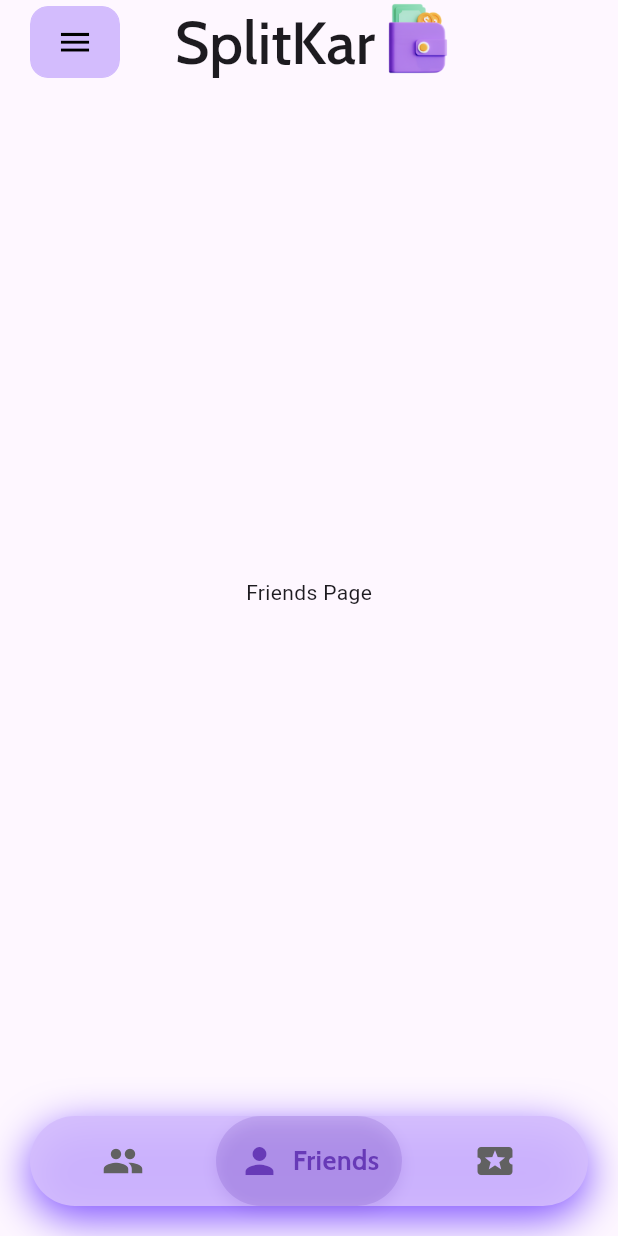
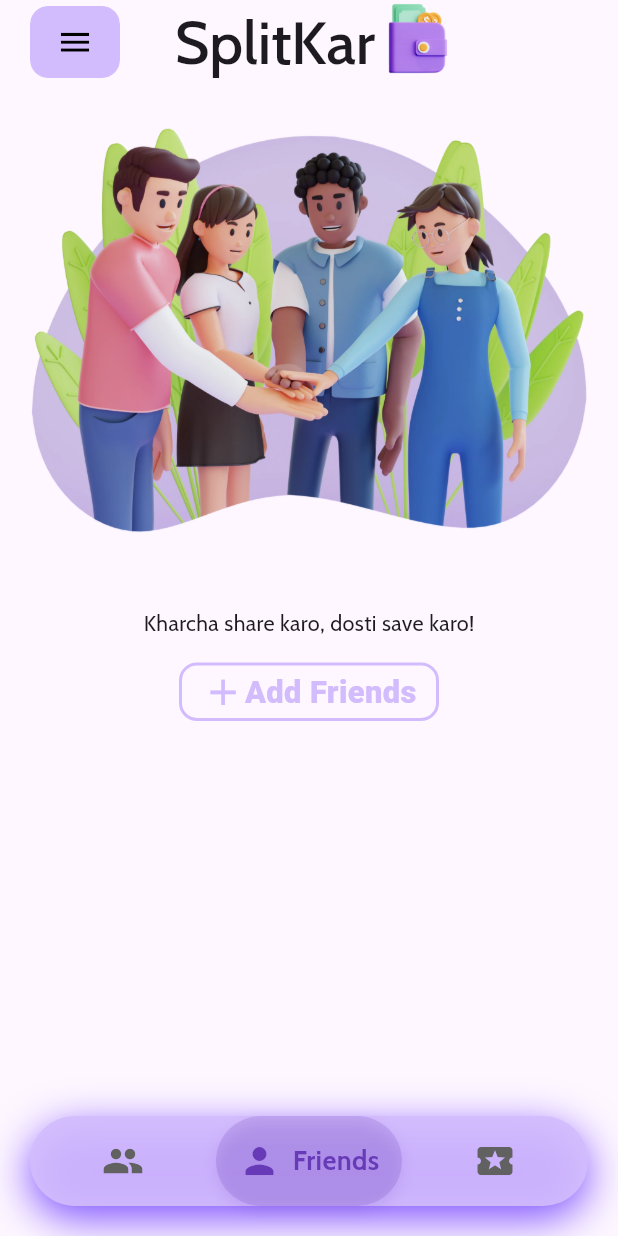
Before and after one commit to NISHANTTMAURYA/SplitKar, a Flutter app: the screen it shows after launch, on a phone screen of 412 x 824 dp. Run offline on Flutter 3.47's test engine with Material 3 defaults, Android fonts, the phone set to English and light mode, and no system bars; our stand-ins replace google_fonts.

Commit message:
home shifted to freinds

```diff
--- a/skapp/lib/pages/freinds.dart
+++ b/skapp/lib/pages/freinds.dart
@@ -1,10 +1,93 @@
 import 'package:flutter/material.dart';
-
+import 'package:google_fonts/google_fonts.dart';
 class FreindsPage extends StatelessWidget {
   const FreindsPage({super.key});
 
   @override
   Widget build(BuildContext context) {
-    return Center(child: Text('Friends Page'));
+    final double height = MediaQuery.of(context).size.height;
+    final double width = MediaQuery.of(context).size.width;
+
+    final appBarWidth = MediaQuery.of(context).size.width;
+    final double baseSize = width < height ? width : height;
+    final Color barColor = Theme.of(
+      context,
+    ).colorScheme.surface.withOpacity(0.95);
+    final Color accentColor = Theme.of(context).colorScheme.inversePrimary;
+    final Color iconColor = Colors.grey[600]!;
+    final Color selectedColor = Colors.blueAccent;
+    return Scaffold(
+      body: SingleChildScrollView(
+        child: Column(
+          mainAxisAlignment: MainAxisAlignment.start,
+          children: <Widget>[
+
+            Center(
+              child: Image.asset(
+                'assets/images/freinds.png',
+                width: width * 0.9,
+                height: height * 0.4,
+              ),
+            ),
+            SizedBox(height: 20),
+            Center(
+              child: Column(
+                children: [
+                  Text(
+                    'Kharcha share karo, dosti save karo!',
+                    style: GoogleFonts.cabin(fontSize: baseSize * 0.035),
+                  ),
+                  SizedBox(height: 15),
+                  Material(
+                    color: Colors.transparent,
+                    shape: RoundedRectangleBorder(
+                      borderRadius: BorderRadius.circular(12),
+                      side: BorderSide(
+                        color: Theme.of(context).colorScheme.inversePrimary,
+                        width: 2,
+                      ),
+                    ),
+                    child: InkWell(
+                      borderRadius: BorderRadius.circular(12),
+                      splashColor: Colors.deepPurple.withOpacity(0.3),
+                      highlightColor: Colors.deepPurple.withOpacity(0.1),
+                      onTap: () {},
+                      child: Padding(
+                        padding: const EdgeInsets.fromLTRB(15, 5, 15, 5),
+                        child: Row(
+                          mainAxisAlignment: MainAxisAlignment.center,
+                          mainAxisSize: MainAxisSize.min,
+                          children: [
+                            Icon(
+                              Icons.add,
+                              size: baseSize * 0.07,
+                              color: Theme.of(
+                                context,
+                              ).colorScheme.inversePrimary,
+                              semanticLabel: 'Add Friends',
+                            ),
+                            Text(
+                              'Add Friends',
+                              style: TextStyle(
+                                color: Theme.of(
+                                  context,
+                                ).colorScheme.inversePrimary,
+                                fontSize: baseSize * 0.05,
+                                fontWeight: FontWeight.w800,
+                              ),
+                            ),
+                          ],
+                        ),
+                      ),
+                    ),
+                  ),
+                ],
+              ),
+            ),
+          ],
+        ),
+      )
+    );
+
   }
 }
```
Also changed, not shown: skapp/lib/pages/home.dart (+118 -118 lines).
